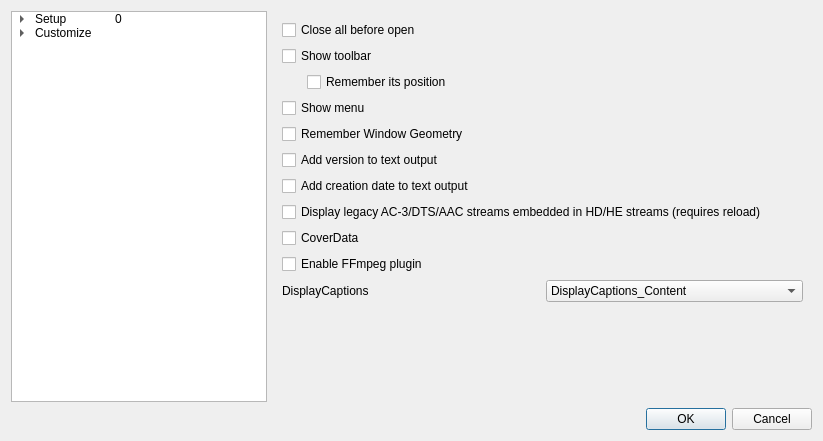
Above: Source/GUI/Qt/prefs.ui from MediaArea/MediaInfo before the change. Below: the same form after it.
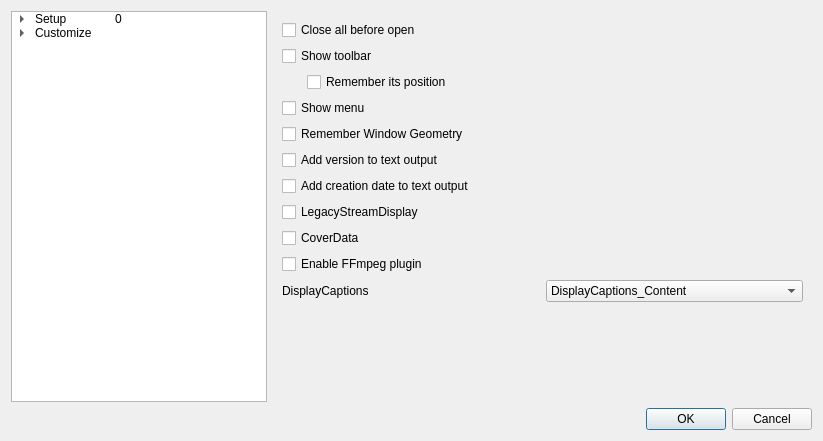
That is the form after the change. The open tabs and pages were chosen to show the change.

Commit message: Windows/Qt GUI: Rename `LegacyStreamDisplay` option + add translation

What changed in the file:
```diff
--- a/Source/GUI/Qt/prefs.ui
+++ b/Source/GUI/Qt/prefs.ui
@@ -445,7 +445,7 @@
             </sizepolicy>
            </property>
            <property name="text">
-            <string>Display legacy AC-3/DTS/AAC streams embedded in HD/HE streams (requires reload)</string>
+            <string>LegacyStreamDisplay</string>
            </property>
           </widget>
          </item>
```
The commit also changes 41 other files.
